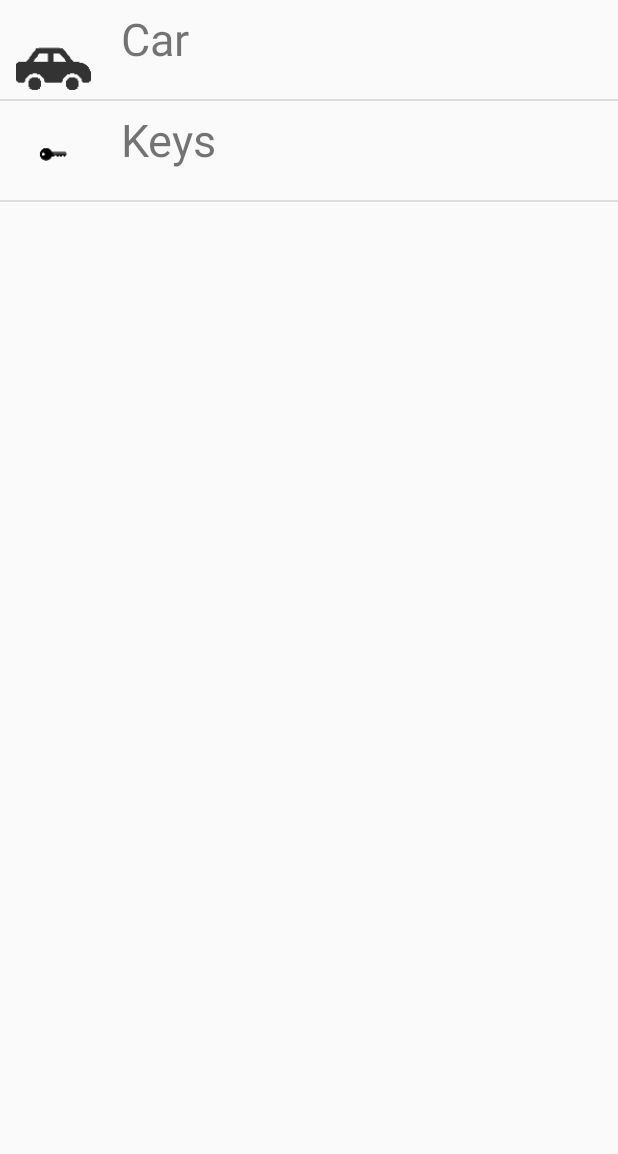
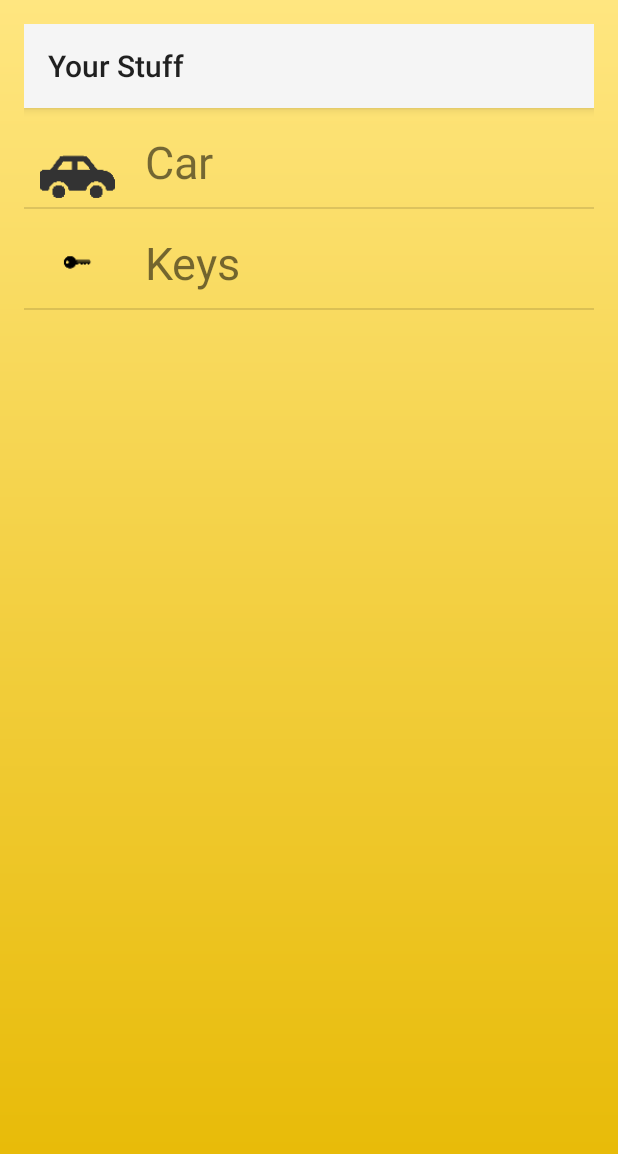
Before and after one commit to garlandch/Wearhacks, an Android app: the ListItemActivity screen opened directly, with no data from a screen before it, on a phone screen of 412 x 824 dp. Shown: the top 1154 px of the screen. Run offline under Robolectric (Android 15) with nearby library versions, the phone set to English and light mode, and no system bars.

Commit message:
action bar

```diff
--- a/WheresIt/app/src/main/AndroidManifest.xml
+++ b/WheresIt/app/src/main/AndroidManifest.xml
@@ -27,7 +27,8 @@
 
         <activity
             android:name=".ListItemActivity"
-            android:label="Your Stuff" >
+            android:label="Your Stuff"
+            android:theme="@style/Theme.AppCompat.Light.NoActionBar">
         </activity>
 
     </application>
--- a/WheresIt/app/src/main/java/com/example/steventruong/wheresit/ListItemActivity.java
+++ b/WheresIt/app/src/main/java/com/example/steventruong/wheresit/ListItemActivity.java
@@ -1,14 +1,13 @@
 package com.example.steventruong.wheresit;
 
-import com.example.steventruong.wheresit.ItemArrayAdapter;
-import android.app.ListActivity;
 import android.os.Bundle;
-import android.view.Menu;
+import android.support.v7.app.ActionBarActivity;
+import android.support.v7.widget.Toolbar;
 import android.widget.ListView;
-import android.widget.Toast;
-import android.view.View;
 
-public class ListItemActivity extends ListActivity {
+public class ListItemActivity extends ActionBarActivity {
+
+    ListView listView;
 
     static final String[] ITEM =
             new String[] { "Car" , "Keys"};
@@ -16,25 +15,13 @@ public class ListItemActivity extends ListActivity {
     @Override
     public void onCreate(Bundle savedInstanceState) {
         super.onCreate(savedInstanceState);
+        setContentView(R.layout.list_activity);
 
-        setListAdapter(new ItemArrayAdapter(this, ITEM));
+        listView = (ListView) findViewById(R.id.list);
+        Toolbar myToolbar = (Toolbar) findViewById(R.id.my_toolbar);
+        setSupportActionBar(myToolbar);
+        listView.setAdapter(new ItemArrayAdapter(this, ITEM));
 
     }
 
-    @Override
-    protected void onListItemClick(ListView l, View v, int position, long id) {
-
-        //get selected items
-        String selectedValue = (String) getListAdapter().getItem(position);
-        Toast.makeText(this, selectedValue, Toast.LENGTH_SHORT).show();
-
-    }
-
-    @Override
-    public boolean onCreateOptionsMenu(Menu menu) {
-        // Inflate the menu; this adds items to the action bar if it is present.
-        getMenuInflater().inflate(R.menu.menu_main, menu);
-        return true;
-    }
-
 }
--- a/WheresIt/app/src/main/res/layout/activity_main.xml
+++ b/WheresIt/app/src/main/res/layout/activity_main.xml
@@ -1,7 +1,9 @@
 <?xml version="1.0" encoding="utf-8"?>
 <LinearLayout xmlns:android="http://schemas.android.com/apk/res/android"
-    xmlns:tools="http://schemas.android.com/tools" android:layout_width="match_parent"
-    android:layout_height="match_parent" android:paddingLeft="@dimen/activity_horizontal_margin"
+    xmlns:tools="http://schemas.android.com/tools"
+    android:layout_width="match_parent"
+    android:layout_height="match_parent"
+    android:paddingLeft="@dimen/activity_horizontal_margin"
     android:paddingRight="@dimen/activity_horizontal_margin"
     android:paddingTop="@dimen/activity_vertical_margin"
     android:paddingBottom="@dimen/activity_vertical_margin"
--- /dev/null
+++ b/WheresIt/app/src/main/res/layout/list_activity.xml
@@ -0,0 +1,29 @@
+<?xml version="1.0" encoding="utf-8"?>
+<LinearLayout
+    xmlns:android="http://schemas.android.com/apk/res/android"
+    android:layout_width="match_parent"
+    android:layout_height="match_parent"
+    android:paddingLeft="@dimen/activity_horizontal_margin"
+    android:paddingRight="@dimen/activity_horizontal_margin"
+    android:paddingTop="@dimen/activity_vertical_margin"
+    android:paddingBottom="@dimen/activity_vertical_margin"
+    android:orientation="vertical"
+    android:background="@drawable/background_gradient">
+
+    <android.support.v7.widget.Toolbar
+        android:id="@+id/my_toolbar"
+        android:layout_width="match_parent"
+        android:layout_height="?attr/actionBarSize"
+        android:background="?attr/colorPrimary"
+        android:elevation="4dp"
+        android:theme="@style/ThemeOverlay.AppCompat.ActionBar"
+        />
+
+    <ListView
+        android:id="@+id/list"
+        android:layout_width="match_parent"
+        android:layout_height="match_parent"
+        android:drawSelectorOnTop="false"
+        />
+
+</LinearLayout>
--- a/WheresIt/app/src/main/res/layout/list_item.xml
+++ b/WheresIt/app/src/main/res/layout/list_item.xml
@@ -18,8 +18,9 @@
         android:id="@+id/label"
         android:layout_width="wrap_content"
         android:layout_height="wrap_content"
+        android:layout_marginTop="10dp"
         android:text="@+id/label"
-        android:textSize="30sp" >
+        android:textSize="30sp">
     </TextView>
 
 </LinearLayout>
```
